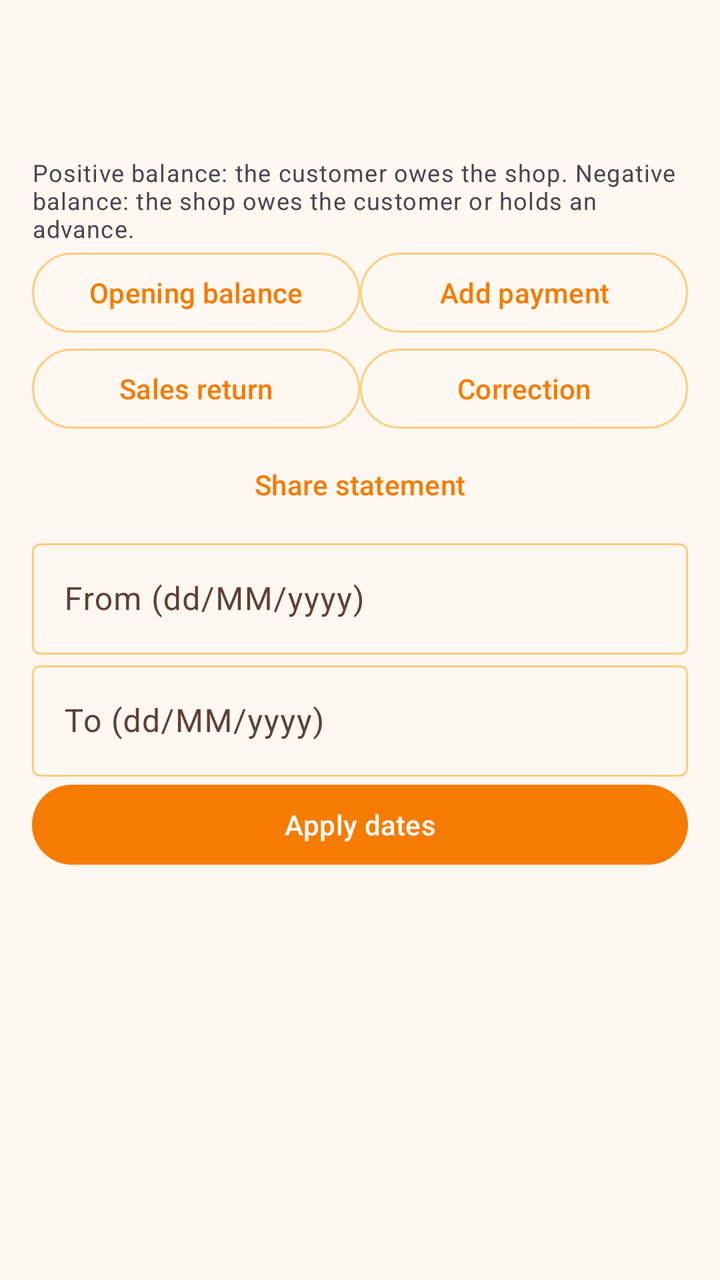
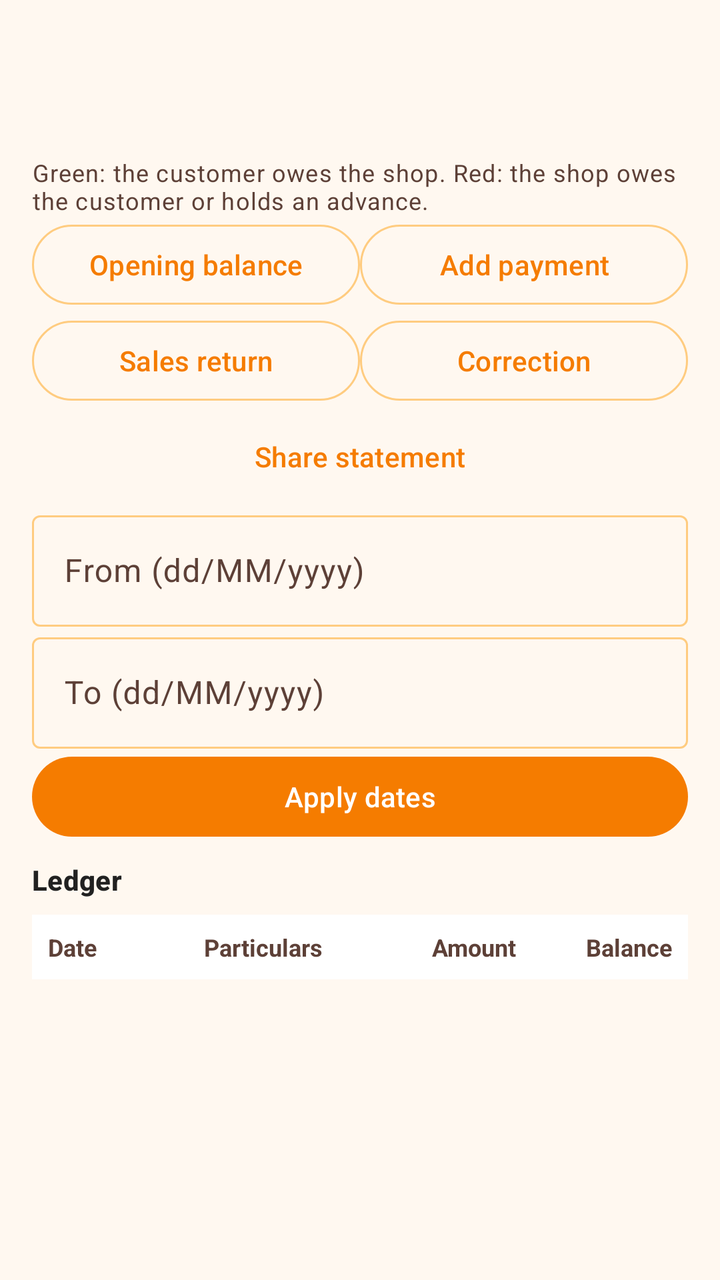

The first picture is an Android layout as it rendered before a commit; the second is the same layout after the commit. The layout source and the unified diff follow.
<!-- AndroidManifest.xml: application theme Theme.VikrSaathi -->
<!-- res/layout/fragment_party_ledger.xml -->
<?xml version="1.0" encoding="utf-8"?>
<ScrollView xmlns:android="http://schemas.android.com/apk/res/android"
    android:layout_width="match_parent"
    android:layout_height="match_parent">

    <LinearLayout
        android:layout_width="match_parent"
        android:layout_height="wrap_content"
        android:orientation="vertical"
        android:padding="16dp">

        <TextView
            android:id="@+id/textPartyName"
            android:layout_width="match_parent"
            android:layout_height="wrap_content"
            android:textAppearance="?attr/textAppearanceHeadlineSmall" />

        <TextView
            android:id="@+id/textPartyBalance"
            android:layout_width="match_parent"
            android:layout_height="wrap_content"
            android:layout_marginTop="4dp"
            android:textAppearance="?attr/textAppearanceTitleMedium" />

        <TextView
            android:id="@+id/textSignHint"
            android:layout_width="match_parent"
            android:layout_height="wrap_content"
            android:layout_marginTop="4dp"
            android:text="@string/customer_balance_sign"
            android:textAppearance="?attr/textAppearanceBodySmall" />

        <LinearLayout
            android:layout_width="match_parent"
            android:layout_height="wrap_content"
            android:orientation="horizontal">

            <com.google.android.material.button.MaterialButton
                android:id="@+id/buttonOpening"
                style="@style/Widget.Material3.Button.OutlinedButton"
                android:layout_width="0dp"
                android:layout_height="wrap_content"
                android:layout_weight="1"
                android:text="@string/opening_balance_action" />

            <com.google.android.material.button.MaterialButton
                android:id="@+id/buttonPayment"
                style="@style/Widget.Material3.Button.OutlinedButton"
                android:layout_width="0dp"
                android:layout_height="wrap_content"
                android:layout_weight="1"
                android:text="@string/add_payment_action" />
        </LinearLayout>

        <LinearLayout
            android:layout_width="match_parent"
            android:layout_height="wrap_content"
            android:orientation="horizontal">

            <com.google.android.material.button.MaterialButton
                android:id="@+id/buttonReturn"
                style="@style/Widget.Material3.Button.OutlinedButton"
                android:layout_width="0dp"
                android:layout_height="wrap_content"
                android:layout_weight="1"
                android:text="@string/sales_return_action" />

            <com.google.android.material.button.MaterialButton
                android:id="@+id/buttonCorrection"
                style="@style/Widget.Material3.Button.OutlinedButton"
                android:layout_width="0dp"
                android:layout_height="wrap_content"
                android:layout_weight="1"
                android:text="@string/correction_action" />
        </LinearLayout>

        <com.google.android.material.button.MaterialButton
            android:id="@+id/buttonShareStatement"
            style="@style/Widget.Material3.Button.TextButton"
            android:layout_width="match_parent"
            android:layout_height="wrap_content"
            android:text="@string/share_statement" />

        <com.google.android.material.textfield.TextInputLayout
            android:layout_width="match_parent"
            android:layout_height="wrap_content"
            android:hint="@string/ledger_from">

            <com.google.android.material.textfield.TextInputEditText
                android:id="@+id/editFrom"
                android:layout_width="match_parent"
                android:layout_height="wrap_content"
                android:inputType="date" />
        </com.google.android.material.textfield.TextInputLayout>

        <com.google.android.material.textfield.TextInputLayout
            android:layout_width="match_parent"
            android:layout_height="wrap_content"
            android:hint="@string/ledger_to">

            <com.google.android.material.textfield.TextInputEditText
                android:id="@+id/editTo"
                android:layout_width="match_parent"
                android:layout_height="wrap_content"
                android:inputType="date" />
        </com.google.android.material.textfield.TextInputLayout>

        <com.google.android.material.button.MaterialButton
            android:id="@+id/buttonApplyDates"
            android:layout_width="match_parent"
            android:layout_height="wrap_content"
            android:text="@string/ledger_apply" />

        <TextView
            android:id="@+id/textOpening"
            android:layout_width="match_parent"
            android:layout_height="wrap_content" />

        <TextView
            android:id="@+id/textClosing"
            android:layout_width="match_parent"
            android:layout_height="wrap_content" />

        <androidx.recyclerview.widget.RecyclerView
            android:id="@+id/recyclerLedger"
            android:layout_width="match_parent"
            android:layout_height="wrap_content"
            android:nestedScrollingEnabled="false" />
    </LinearLayout>
</ScrollView>
<!-- resources referenced by this layout -->
<resources>
  <string name="add_payment_action">Add payment</string>
  <string name="correction_action">Correction</string>
  <string name="customer_balance_sign">Positive balance: the customer owes the shop. Negative balance: the shop owes the customer or holds an advance.</string>
  <string name="ledger_apply">Apply dates</string>
  <string name="ledger_from">From (dd/MM/yyyy)</string>
  <string name="ledger_to">To (dd/MM/yyyy)</string>
  <string name="opening_balance_action">Opening balance</string>
  <string name="sales_return_action">Sales return</string>
  <string name="share_statement">Share statement</string>
  <style name="Theme.VikrSaathi" parent="Theme.Material3.DayNight.NoActionBar">
          <item name="colorPrimary">@color/orange_primary</item>
          <item name="colorPrimaryDark">@color/orange_primary_dark</item>
          <item name="colorPrimaryVariant">@color/orange_primary_dark</item>
          <item name="colorOnPrimary">@color/orange_on_primary</item>
          <item name="colorSecondary">@color/orange_accent</item>
          <item name="colorSecondaryVariant">@color/orange_700</item>
          <item name="colorOnSecondary">@color/black</item>
          <item name="colorPrimaryContainer">@color/orange_100</item>
          <item name="colorOnPrimaryContainer">@color/orange_900</item>
          <item name="colorSurface">@color/surface_card</item>
          <item name="colorOnSurface">@color/text_primary_dark</item>
          <item name="colorSurfaceVariant">@color/orange_surface</item>
          <item name="colorOnSurfaceVariant">@color/text_secondary_dark</item>
          <item name="colorOutline">@color/stroke_default</item>
          <item name="colorOutlineVariant">@color/stroke_subtle</item>
          <item name="android:colorBackground">@color/orange_surface</item>
          <item name="android:statusBarColor">@color/orange_primary_dark</item>
          <item name="android:navigationBarColor">@color/orange_primary_dark</item>
          <item name="materialSwitchStyle">@style/VikrSaathiSwitch</item>
          <item name="materialButtonOutlinedStyle">@style/VikrSaathiOutlinedButton</item>
      </style>
  <color name="orange_primary">#F57C00</color>
  <color name="orange_primary_dark">#E65100</color>
  <color name="orange_on_primary">#FFFFFF</color>
  <color name="orange_accent">#FFB74D</color>
  <color name="orange_700">#F57C00</color>
  <color name="black">#FF000000</color>
  <color name="orange_100">#FFE0B2</color>
  <color name="orange_900">#E65100</color>
  <color name="surface_card">#FFFFFF</color>
  <color name="text_primary_dark">#212121</color>
  <color name="orange_surface">#FFF8F0</color>
  <color name="text_secondary_dark">#5D4037</color>
  <color name="stroke_default">@color/orange_200</color>
  <color name="stroke_subtle">@color/orange_100</color>
  <style name="VikrSaathiSwitch" parent="Widget.Material3.CompoundButton.MaterialSwitch">
          <item name="thumbTint">@color/switch_thumb_tint</item>
          <item name="trackTint">@color/switch_track_tint</item>
          <item name="trackDecorationTint">@color/switch_track_decoration_tint</item>
      </style>
  <style name="VikrSaathiOutlinedButton" parent="Widget.Material3.Button.OutlinedButton">
          <item name="android:textColor">@color/button_outlined_text</item>
          <item name="strokeColor">@color/button_outlined_stroke</item>
      </style>
  <color name="orange_200">#FFCC80</color>
</resources>

<!-- the commit's change to res/layout/fragment_party_ledger.xml (unified diff, before → after) -->
@@ -13,14 +13,16 @@
             android:id="@+id/textPartyName"
             android:layout_width="match_parent"
             android:layout_height="wrap_content"
-            android:textAppearance="?attr/textAppearanceHeadlineSmall" />
+            android:textAppearance="?attr/textAppearanceHeadlineSmall"
+            android:textColor="@color/text_primary_dark" />
 
         <TextView
             android:id="@+id/textPartyBalance"
             android:layout_width="match_parent"
             android:layout_height="wrap_content"
             android:layout_marginTop="4dp"
-            android:textAppearance="?attr/textAppearanceTitleMedium" />
+            android:textAppearance="?attr/textAppearanceTitleMedium"
+            android:textColor="@color/text_accent" />
 
         <TextView
             android:id="@+id/textSignHint"
@@ -28,7 +30,8 @@
             android:layout_height="wrap_content"
             android:layout_marginTop="4dp"
             android:text="@string/customer_balance_sign"
-            android:textAppearance="?attr/textAppearanceBodySmall" />
+            android:textAppearance="?attr/textAppearanceBodySmall"
+            android:textColor="@color/text_secondary_dark" />
 
         <LinearLayout
             android:layout_width="match_parent"
@@ -112,19 +115,68 @@
             android:text="@string/ledger_apply" />
 
         <TextView
-            android:id="@+id/textOpening"
-            android:layout_width="match_parent"
-            android:layout_height="wrap_content" />
-
-        <TextView
-            android:id="@+id/textClosing"
-            android:layout_width="match_parent"
-            android:layout_height="wrap_content" />
-
-        <androidx.recyclerview.widget.RecyclerView
-            android:id="@+id/recyclerLedger"
             android:layout_width="match_parent"
             android:layout_height="wrap_content"
-            android:nestedScrollingEnabled="false" />
+            android:layout_marginTop="8dp"
+            android:text="@string/ledger_title"
+            android:textAppearance="?attr/textAppearanceTitleSmall"
+            android:textColor="@color/text_primary_dark"
+            android:textStyle="bold" />
+
+        <LinearLayout
+            android:layout_width="match_parent"
+            android:layout_height="wrap_content"
+            android:layout_marginTop="8dp"
+            android:background="@color/surface_card"
+            android:orientation="horizontal"
+            android:paddingHorizontal="8dp"
+            android:paddingVertical="8dp">
+
+            <TextView
+                android:layout_width="72dp"
+                android:layout_height="wrap_content"
+                android:text="@string/ledger_col_date"
+                android:textColor="@color/text_secondary_dark"
+                android:textSize="12sp"
+                android:textStyle="bold" />
+
+            <TextView
+                android:layout_width="0dp"
+                android:layout_height="wrap_content"
+                android:layout_marginStart="6dp"
+                android:layout_weight="1"
+                android:text="@string/ledger_col_particulars"
+                android:textColor="@color/text_secondary_dark"
+                android:textSize="12sp"
+                android:textStyle="bold" />
+
+            <TextView
+                android:layout_width="wrap_content"
+                android:layout_height="wrap_content"
+                android:layout_marginStart="6dp"
+                android:gravity="end"
+                android:minWidth="72dp"
+                android:text="@string/ledger_col_amount"
+                android:textColor="@color/text_secondary_dark"
+                android:textSize="12sp"
+                android:textStyle="bold" />
+
+            <TextView
+                android:layout_width="wrap_content"
+                android:layout_height="wrap_content"
+                android:layout_marginStart="6dp"
+                android:gravity="end"
+                android:minWidth="72dp"
+                android:text="@string/ledger_col_balance"
+                android:textColor="@color/text_secondary_dark"
+                android:textSize="12sp"
+                android:textStyle="bold" />
+        </LinearLayout>
+
+        <LinearLayout
+            android:id="@+id/ledgerLines"
+            android:layout_width="match_parent"
+            android:layout_height="wrap_content"
+            android:orientation="vertical" />
     </LinearLayout>
 </ScrollView>
<!-- resource entries referenced after the edit -->
@@ -2,9 +2,14 @@
 <resources>
   <string name="add_payment_action">Add payment</string>
   <string name="correction_action">Correction</string>
-  <string name="customer_balance_sign">Positive balance: the customer owes the shop. Negative balance: the shop owes the customer or holds an advance.</string>
+  <string name="customer_balance_sign">Green: the customer owes the shop. Red: the shop owes the customer or holds an advance.</string>
   <string name="ledger_apply">Apply dates</string>
+  <string name="ledger_col_amount">Amount</string>
+  <string name="ledger_col_balance">Balance</string>
+  <string name="ledger_col_date">Date</string>
+  <string name="ledger_col_particulars">Particulars</string>
   <string name="ledger_from">From (dd/MM/yyyy)</string>
+  <string name="ledger_title">Ledger</string>
   <string name="ledger_to">To (dd/MM/yyyy)</string>
   <string name="opening_balance_action">Opening balance</string>
   <string name="sales_return_action">Sales return</string>
@@ -31,6 +36,7 @@
           <item name="materialSwitchStyle">@style/VikrSaathiSwitch</item>
           <item name="materialButtonOutlinedStyle">@style/VikrSaathiOutlinedButton</item>
       </style>
+  <color name="orange_800">#EF6C00</color>
   <color name="orange_primary">#F57C00</color>
   <color name="orange_primary_dark">#E65100</color>
   <color name="orange_on_primary">#FFFFFF</color>
@@ -40,6 +46,7 @@
   <color name="orange_100">#FFE0B2</color>
   <color name="orange_900">#E65100</color>
   <color name="surface_card">#FFFFFF</color>
+  <color name="text_accent">@color/orange_800</color>
   <color name="text_primary_dark">#212121</color>
   <color name="orange_surface">#FFF8F0</color>
   <color name="text_secondary_dark">#5D4037</color>
